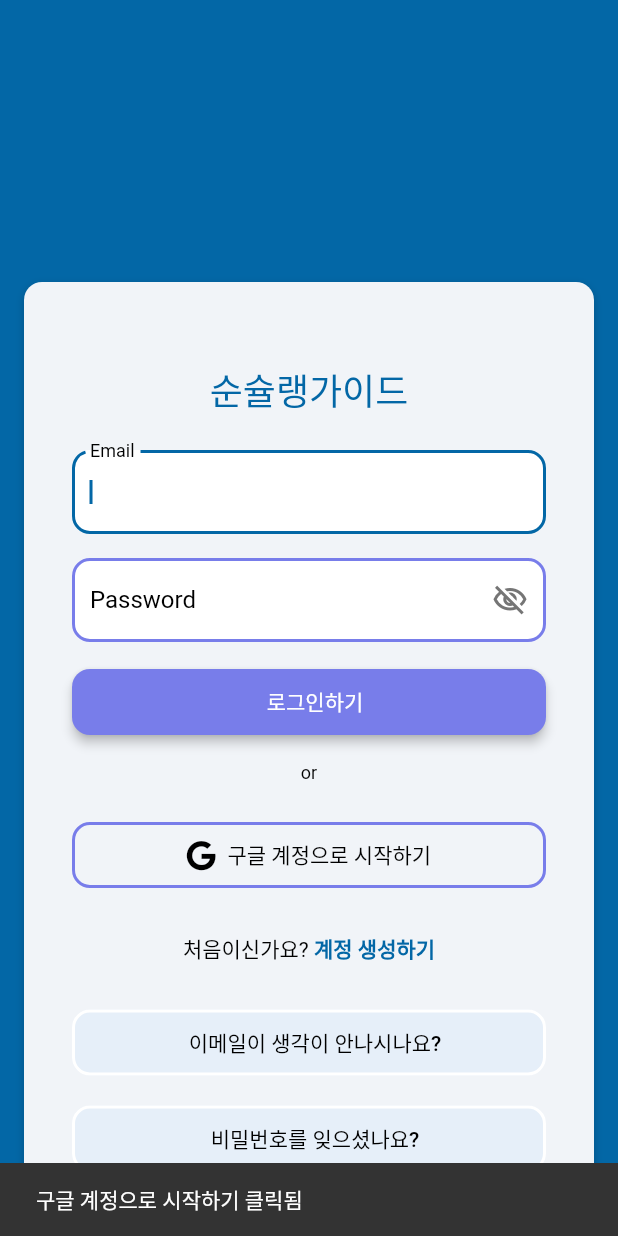
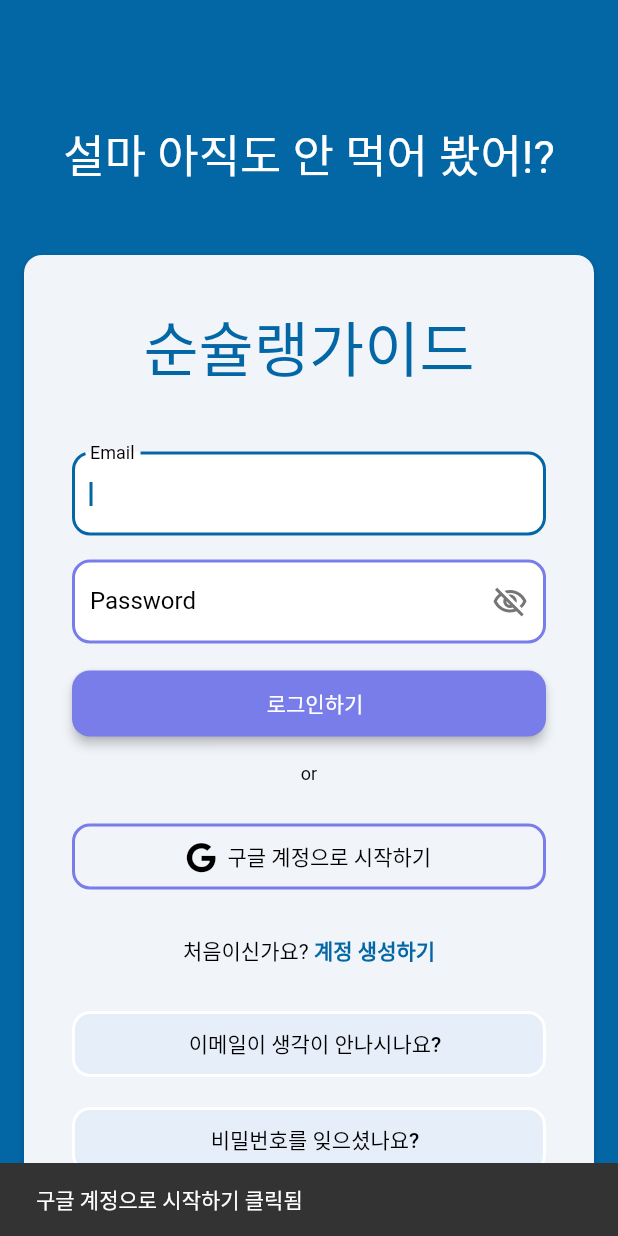
Before and after one commit to SummerToday/Soon-Sulleng-Guide-App, a Flutter app: the screen it shows after launch, after a tap on "구글 계정으로 시작하기", on a phone screen of 412 x 824 dp. Run offline on Flutter 3.47's test engine with Material 2 defaults, Android fonts, the phone set to English and light mode, and no system bars; drawn by our look-alikes of flutter_animate; our stand-ins replace font_awesome_flutter; accounts and stored records are empty; Roboto replaces fonts that are missing (Yangjin).

Commit message:
로그인 화면 수정. - 상단 문구 추가

```diff
--- a/lib/Account/login.dart
+++ b/lib/Account/login.dart
@@ -106,22 +106,23 @@ class _LoginWidgetState extends State<LoginWidget>
               mainAxisSize: MainAxisSize.max,
               mainAxisAlignment: MainAxisAlignment.center,
               children: [
+                const SizedBox(height: 70), // 상단 여백 추가
                 Padding(
-                  padding: EdgeInsetsDirectional.fromSTEB(0, 70, 0, 32),
-                  child: Container(
-                    width: 200,
-                    height: 70,
-                    decoration: BoxDecoration(
-                      borderRadius: BorderRadius.circular(16),
+                  padding: EdgeInsets.only(top: 10, bottom: 30),
+                  child: Text(
+                    '설마 아직도 안 먹어 봤어!?',
+                    textAlign: TextAlign.center,
+                    style: theme.displaySmall.copyWith(
+                      fontSize: 30, // 크기 조정
+                      color: Colors.white, // 흰색 텍스트
                     ),
-                    alignment: AlignmentDirectional(0, 0),
                   ),
                 ),
                 Padding(
-                  padding: EdgeInsets.all(16),
+                  padding: const EdgeInsets.all(16),
                   child: Container(
                     width: double.infinity,
-                    constraints: BoxConstraints(
+                    constraints: const BoxConstraints(
                       maxWidth: 570,
                     ),
                     decoration: BoxDecoration(
@@ -129,8 +130,8 @@ class _LoginWidgetState extends State<LoginWidget>
                       boxShadow: [
                         BoxShadow(
                           blurRadius: 4,
-                          color: Color(0x33000000),
-                          offset: Offset(0, 2),
+                          color: const Color(0x33000000),
+                          offset: const Offset(0, 2),
                         )
                       ],
                       borderRadius: BorderRadius.circular(12),
@@ -138,7 +139,7 @@ class _LoginWidgetState extends State<LoginWidget>
                     child: Align(
                       alignment: AlignmentDirectional(0, 0),
                       child: Padding(
-                        padding: EdgeInsets.all(32),
+                        padding: const EdgeInsets.all(32),
                         child: Column(
                           mainAxisSize: MainAxisSize.max,
                           crossAxisAlignment: CrossAxisAlignment.start,
@@ -146,25 +147,27 @@ class _LoginWidgetState extends State<LoginWidget>
                             Align(
                               alignment: AlignmentDirectional(0, 0),
                               child: Padding(
-                                padding: EdgeInsets.all(22),
+                                padding: EdgeInsets.only(top: 0, bottom: 40),
                                 child: Text(
                                   '순슐랭가이드',
                                   textAlign: TextAlign.center,
                                   style: theme.displaySmall.copyWith(
-                                    color: Color(0xFF0367A6),
+                                    fontSize: 40, // 크기 늘리기
+                                    color: const Color(0xFF0367A6),
                                   ),
                                 ),
                               ),
                             ),
                             Padding(
-                              padding: EdgeInsetsDirectional.fromSTEB(0, 0, 0, 16),
+                              padding: const EdgeInsetsDirectional.fromSTEB(
+                                  0, 0, 0, 16),
                               child: Container(
                                 width: double.infinity,
                                 child: TextFormField(
                                   controller: _model.emailAddressTextController,
                                   focusNode: _model.emailAddressFocusNode,
                                   autofocus: true,
-                                  autofillHints: [AutofillHints.email],
+                                  autofillHints: const [AutofillHints.email],
                                   obscureText: false,
                                   decoration: InputDecoration(
                                     labelText: 'Email',
@@ -213,14 +216,15 @@ class _LoginWidgetState extends State<LoginWidget>
                               ),
                             ),
                             Padding(
-                              padding: EdgeInsetsDirectional.fromSTEB(0, 0, 0, 16),
+                              padding: const EdgeInsetsDirectional.fromSTEB(
+                                  0, 0, 0, 16),
                               child: Container(
                                 width: double.infinity,
                                 child: TextFormField(
                                   controller: _model.passwordTextController,
                                   focusNode: _model.passwordFocusNode,
                                   autofocus: true,
-                                  autofillHints: [AutofillHints.password],
+                                  autofillHints: const [AutofillHints.password],
                                   obscureText: !_model.passwordVisibility,
                                   decoration: InputDecoration(
                                     labelText: 'Password',
@@ -257,8 +261,8 @@ class _LoginWidgetState extends State<LoginWidget>
                                     fillColor: theme.primaryBackground,
                                     suffixIcon: InkWell(
                                       onTap: () => setState(
-                                            () => _model.passwordVisibility =
-                                        !_model.passwordVisibility,
+                                        () => _model.passwordVisibility =
+                                            !_model.passwordVisibility,
                                       ),
                                       focusNode: FocusNode(skipTraversal: true),
                                       child: Icon(
@@ -282,24 +286,28 @@ class _LoginWidgetState extends State<LoginWidget>
                               ),
                             ),
                             Padding(
-                              padding: EdgeInsetsDirectional.fromSTEB(0, 0, 0, 16),
+                              padding: const EdgeInsetsDirectional.fromSTEB(
+                                  0, 0, 0, 16),
                               child: FFButtonWidget(
                                 onPressed: () async {
                                   // 임시 로그인 버튼 동작, 추후 백엔드 연동 필요
                                   ScaffoldMessenger.of(context).showSnackBar(
-                                    SnackBar(content: Text('로그인 클릭됨')),
+                                    const SnackBar(content: Text('로그인 클릭됨')),
                                   );
                                 },
                                 text: '로그인하기',
                                 options: FFButtonOptions(
                                   width: double.infinity,
                                   height: 44,
-                                  padding: EdgeInsetsDirectional.fromSTEB(0, 0, 0, 0),
-                                  iconPadding: EdgeInsetsDirectional.fromSTEB(0, 0, 0, 0),
+                                  padding: EdgeInsetsDirectional.fromSTEB(
+                                      0, 0, 0, 0),
+                                  // 여기서 const 키워드 제거
+                                  iconPadding: EdgeInsetsDirectional.fromSTEB(
+                                      0, 0, 0, 0),
                                   color: theme.secondaryColor,
                                   textStyle: theme.titleSmall,
                                   elevation: 3,
-                                  borderSide: BorderSide(
+                                  borderSide: const BorderSide(
                                     color: Colors.transparent,
                                     width: 1,
                                   ),
@@ -310,7 +318,8 @@ class _LoginWidgetState extends State<LoginWidget>
                             Align(
                               alignment: AlignmentDirectional(0, 0),
                               child: Padding(
-                                padding: EdgeInsetsDirectional.fromSTEB(16, 0, 16, 24),
+                                padding: EdgeInsetsDirectional.fromSTEB(
+                                    16, 0, 16, 24),
                                 child: Text(
                                   'or',
                                   textAlign: TextAlign.center,
@@ -319,16 +328,18 @@ class _LoginWidgetState extends State<LoginWidget>
                               ),
                             ),
                             Padding(
-                              padding: EdgeInsetsDirectional.fromSTEB(0, 0, 0, 16),
+                              padding:
+                                  EdgeInsetsDirectional.fromSTEB(0, 0, 0, 16),
                               child: FFButtonWidget(
                                 onPressed: () async {
                                   // 임시 구글 로그인 버튼 동작, 추후 백엔드 연동 필요
                                   ScaffoldMessenger.of(context).showSnackBar(
-                                    SnackBar(content: Text('구글 계정으로 시작하기 클릭됨')),
+                                    const SnackBar(
+                                        content: Text('구글 계정으로 시작하기 클릭됨')),
                                   );
                                 },
                                 text: '구글 계정으로 시작하기',
-                                icon: FaIcon(
+                                icon: const FaIcon(
                                   FontAwesomeIcons.google,
                                   color: Colors.black,
                                   size: 20,
@@ -336,8 +347,10 @@ class _LoginWidgetState extends State<LoginWidget>
                                 options: FFButtonOptions(
                                   width: double.infinity,
                                   height: 44,
-                                  padding: EdgeInsetsDirectional.fromSTEB(0, 0, 0, 0),
-                                  iconPadding: EdgeInsetsDirectional.fromSTEB(0, 0, 0, 0),
+                                  padding: EdgeInsetsDirectional.fromSTEB(
+                                      0, 0, 0, 0),
+                                  iconPadding: EdgeInsetsDirectional.fromSTEB(
+                                      0, 0, 0, 0),
                                   color: theme.secondaryBackground,
                                   textStyle: theme.titleSmall.copyWith(
                                     color: theme.primaryText,
@@ -355,7 +368,8 @@ class _LoginWidgetState extends State<LoginWidget>
                             Align(
                               alignment: AlignmentDirectional(0, 0),
                               child: Padding(
-                                padding: EdgeInsetsDirectional.fromSTEB(0, 12, 0, 12),
+                                padding: EdgeInsetsDirectional.fromSTEB(
+                                    0, 12, 0, 12),
                                 child: InkWell(
                                   splashColor: Colors.transparent,
                                   focusColor: Colors.transparent,
@@ -366,7 +380,8 @@ class _LoginWidgetState extends State<LoginWidget>
                                     Navigator.push(
                                       context,
                                       MaterialPageRoute(
-                                        builder: (context) => const Auth2CreateWidget(),
+                                        builder: (context) =>
+                                            const Auth2CreateWidget(),
                                       ),
                                     );
                                   },
@@ -378,13 +393,10 @@ class _LoginWidgetState extends State<LoginWidget>
                                           style: theme.bodyMedium,
                                         ),
                                         TextSpan(
-
                                           text: '계정 생성하기',
-
                                           style: theme.bodyMedium.copyWith(
                                             color: theme.primaryColor,
                                             fontWeight: FontWeight.w600,
-
                                           ),
                                         ),
                                       ],
@@ -394,7 +406,8 @@ class _LoginWidgetState extends State<LoginWidget>
                               ),
                             ),
                             Padding(
-                              padding: EdgeInsetsDirectional.fromSTEB(0, 16, 0, 0),
+                              padding:
+                                  EdgeInsetsDirectional.fromSTEB(0, 16, 0, 0),
                               child: FFButtonWidget(
                                 onPressed: () async {
                                   // ForgotEmail 페이지로 이동
@@ -409,8 +422,10 @@ class _LoginWidgetState extends State<LoginWidget>
                                 options: FFButtonOptions(
                                   width: double.infinity,
                                   height: 44,
-                                  padding: EdgeInsetsDirectional.fromSTEB(0, 0, 0, 0),
-                                  iconPadding: EdgeInsetsDirectional.fromSTEB(0, 0, 0, 0),
+                                  padding: EdgeInsetsDirectional.fromSTEB(
+                                      0, 0, 0, 0),
+                                  iconPadding: EdgeInsetsDirectional.fromSTEB(
+                                      0, 0, 0, 0),
                                   color: theme.backgroundColor,
                                   textStyle: theme.titleSmall.copyWith(
                                     color: theme.primaryText,
@@ -425,16 +440,17 @@ class _LoginWidgetState extends State<LoginWidget>
                                 ),
                               ),
                             ),
-
                             Padding(
-                              padding: EdgeInsetsDirectional.fromSTEB(0, 16, 0, 0),
+                              padding:
+                                  EdgeInsetsDirectional.fromSTEB(0, 16, 0, 0),
                               child: FFButtonWidget(
                                 onPressed: () async {
                                   // ForgetPasswordWidget으로 이동
                                   Navigator.push(
                                     context,
                                     MaterialPageRoute(
-                                      builder: (context) => const forgotPassword(),
+                                      builder: (context) =>
+                                          const forgotPassword(),
                                     ),
                                   );
                                 },
@@ -442,8 +458,10 @@ class _LoginWidgetState extends State<LoginWidget>
                                 options: FFButtonOptions(
                                   width: double.infinity,
                                   height: 44,
-                                  padding: EdgeInsetsDirectional.fromSTEB(0, 0, 0, 0),
-                                  iconPadding: EdgeInsetsDirectional.fromSTEB(0, 0, 0, 0),
+                                  padding: EdgeInsetsDirectional.fromSTEB(
+                                      0, 0, 0, 0),
+                                  iconPadding: EdgeInsetsDirectional.fromSTEB(
+                                      0, 0, 0, 0),
                                   color: theme.backgroundColor,
                                   textStyle: theme.titleSmall.copyWith(
                                     color: theme.primaryText,
```
